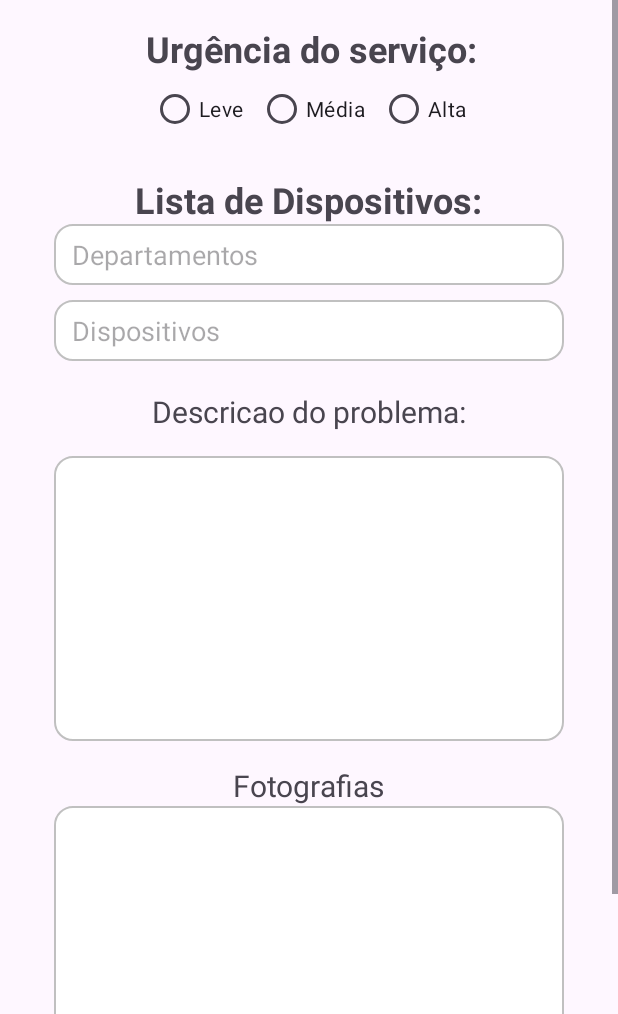
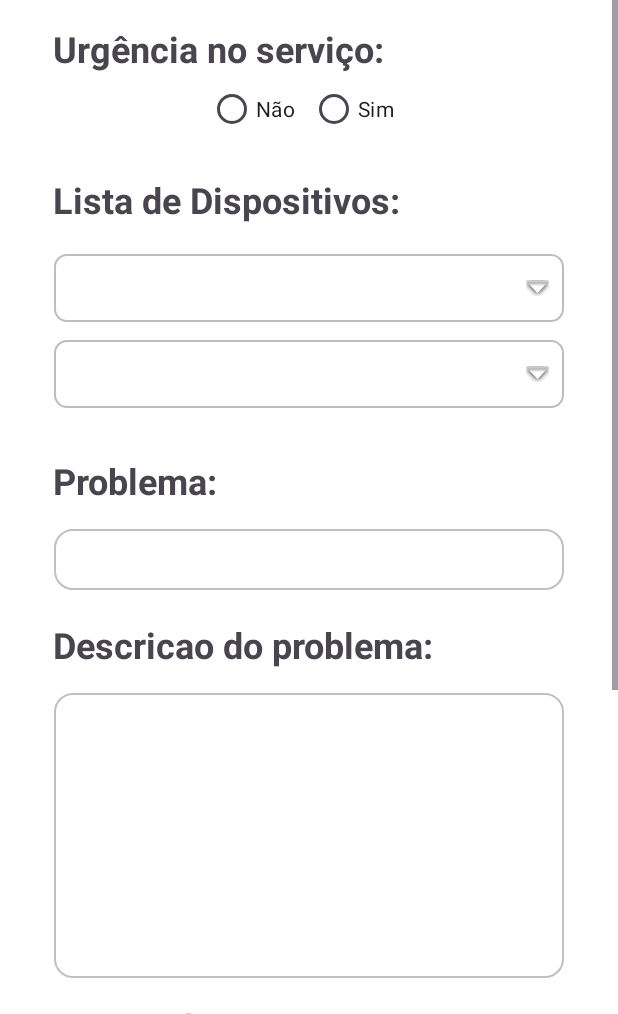
Before and after one commit to DiogoNovais2002/Manut_Smart, an Android app: the layout activity_new_issue_user.xml on its own in the app's theme, with its tools: preview values and no code run, on a phone screen of 412 x 824 dp, the part 222-1236 px from its top. Run offline under Robolectric (Android 15) with nearby library versions, the phone set to English and light mode, and no system bars.

Commit message:
Added New activity to create new report of issue

```diff
--- a/app/src/main/AndroidManifest.xml
+++ b/app/src/main/AndroidManifest.xml
@@ -44,6 +44,9 @@
             android:name=".user.Repair_history"
             android:exported="false" />
         <activity
+            android:name=".user.NewIssueUserActivity"
+            android:exported="false" />
+        <activity
             android:name=".technical.Finish_Repair_description"
             android:exported="false" />
         <activity
--- /dev/null
+++ b/app/src/main/res/drawable/ic_default_photo.xml
@@ -0,0 +1,27 @@
+<?xml version="1.0" encoding="utf-8"?>
+<vector xmlns:android="http://schemas.android.com/apk/res/android"
+    android:width="200dp"
+    android:height="155dp"
+    android:viewportWidth="340"
+    android:viewportHeight="155">
+
+    <path
+        android:fillColor="#FFCCCCCC"
+        android:pathData="M0,0h340v155h-340z" />
+
+    <!-- Montanha esquerda -->
+    <path
+        android:fillColor="#FFAAAAAA"
+        android:pathData="M20,135 L140,55 L260,135 Z" />
+
+    <!-- Montanha direita menor -->
+    <path
+        android:fillColor="#FFBBBBBB"
+        android:pathData="M180,135 L260,95 L320,135 Z" />
+
+    <!-- Sol -->
+    <path
+        android:fillColor="#FFFFFFFF"
+        android:pathData="M300,40a20,20 0 1,1 -0.1,0" />
+
+</vector>
--- a/app/src/main/res/layout/activity_menu_user.xml
+++ b/app/src/main/res/layout/activity_menu_user.xml
@@ -50,6 +50,7 @@
             android:textColor="@color/black"
             android:textSize="20sp" />
         <Button
+            android:id="@+id/btnNewIssue"
             android:layout_width="match_parent"
             android:layout_height="wrap_content"
             android:text="@string/ReportFault"
@@ -57,6 +58,7 @@
             style="@style/BlueButton"
             android:height="50dp" />
         <Button
+            android:id="@+id/btnOngoingIssues"
             style="@style/WhiteButton"
             android:layout_width="match_parent"
             android:layout_height="wrap_content"
@@ -65,6 +67,7 @@
             android:height="50dp" />
 
         <Button
+            android:id="@+id/btnFaultHistory"
             android:layout_width="match_parent"
             android:layout_height="wrap_content"
             android:text="@string/FaultHistory"
--- a/app/src/main/res/layout/activity_report_avaria_decricao_cli.xml
+++ b/app/src/main/res/layout/activity_new_issue_user.xml
@@ -1,12 +1,12 @@
 <?xml version="1.0" encoding="utf-8"?>
 <ScrollView xmlns:android="http://schemas.android.com/apk/res/android"
-    xmlns:app="http://schemas.android.com/apk/res-auto"
     xmlns:tools="http://schemas.android.com/tools"
     android:id="@+id/main_scroll"
     android:layout_width="match_parent"
     android:layout_height="match_parent"
     android:fillViewport="true"
-    tools:context=".user.Report_avaria_decricao_cli">
+    android:background="@color/white"
+    tools:context=".user.NewIssueUserActivity">
 
     <LinearLayout
         android:layout_width="match_parent"
@@ -20,58 +20,87 @@
             android:layout_width="200dp"
             android:layout_height="100dp"
             android:src="@drawable/logo"
-        android:contentDescription="@string/Logo" />
+            android:contentDescription="@string/Logo" />
 
 
         <TextView
             android:layout_width="wrap_content"
             android:layout_height="wrap_content"
-            android:layout_marginStart="2dp"
             android:layout_marginTop="16dp"
             android:text="@string/UrgencyOfService"
             android:textSize="24sp"
+            android:layout_marginStart="35dp"
+            android:layout_gravity="start"
             android:textStyle="bold" />
 
         <RadioGroup
+            android:id="@+id/urgency_group"
             android:layout_width="wrap_content"
             android:layout_height="wrap_content"
             android:orientation="horizontal">
-            <RadioButton android:id="@+id/urgency_low" android:layout_marginRight="10dp" android:layout_width="wrap_content" android:layout_height="wrap_content" android:text="@string/Light"/>
-            <RadioButton android:id="@+id/urgency_medium" android:layout_marginRight="10dp" android:layout_width="wrap_content" android:layout_height="wrap_content" android:text="@string/Average"/>
-            <RadioButton android:id="@+id/urgency_high" android:layout_width="wrap_content" android:layout_height="wrap_content" android:text="@string/High"/>
+            <RadioButton android:id="@+id/urgency_low" android:layout_marginRight="10dp" android:layout_width="wrap_content" android:layout_height="wrap_content" android:text="@string/No"/>
+            <RadioButton android:id="@+id/urgency_medium" android:layout_marginRight="10dp" android:layout_width="wrap_content" android:layout_height="wrap_content" android:text="@string/Yes"/>
         </RadioGroup>
 
         <TextView
             android:layout_width="wrap_content"
             android:layout_height="wrap_content"
             android:layout_marginTop="20dp"
+            android:layout_marginBottom="20dp"
             android:text="@string/DevicesList"
             android:textSize="24sp"
+            android:layout_marginStart="35dp"
+            android:layout_gravity="start"
+            android:textStyle="bold" />
+
+        <Spinner
+            android:id="@+id/spinnerDepartment"
+            android:layout_width="340dp"
+            android:layout_height="45dp"
+            android:layout_marginBottom="12dp"
+            android:background="@drawable/spinner_background"
+            android:padding="5dp"
+            android:spinnerMode="dropdown" />
+
+        <Spinner
+            android:id="@+id/spinnerDevice"
+            android:layout_width="340dp"
+            android:layout_height="45dp"
+            android:layout_marginBottom="12dp"
+            android:background="@drawable/spinner_background"
+            android:padding="5dp"
+            android:spinnerMode="dropdown" />
+
+        <TextView
+            android:layout_width="wrap_content"
+            android:layout_height="wrap_content"
+            android:layout_marginTop="20dp"
+            android:text="@string/Fault"
+            android:textSize="24sp"
+            android:layout_marginStart="35dp"
+            android:layout_gravity="start"
             android:textStyle="bold" />
 
         <EditText
-            android:background="@drawable/edit_text_background"
-            android:layout_width="340dp"
-            android:layout_marginBottom="10dp"
-            android:layout_height="wrap_content"
-            android:hint="@string/Departement"
-            android:inputType="text" />
-
-        <EditText
-            android:background="@drawable/edit_text_background"
+            android:id="@+id/editTextFault"
             android:layout_width="340dp"
             android:layout_height="wrap_content"
-            android:hint="@string/Devices"
-            android:inputType="text" />
+            android:layout_marginTop="16dp"
+            android:background="@drawable/edit_text_background"
+            android:gravity="top" />
 
         <TextView
             android:layout_width="wrap_content"
             android:layout_height="wrap_content"
             android:layout_marginTop="20dp"
             android:text="@string/ProblemDescription"
-            android:textSize="20sp" />
+            android:textSize="24sp"
+            android:layout_marginStart="35dp"
+            android:layout_gravity="start"
+            android:textStyle="bold" />
 
         <EditText
+            android:id="@+id/editTextDescription"
             android:layout_width="340dp"
             android:layout_height="190dp"
             android:layout_marginTop="16dp"
@@ -84,14 +113,19 @@
             android:layout_height="wrap_content"
             android:layout_marginTop="16dp"
             android:text="@string/Photo"
-            android:textSize="20sp" />
+            android:textSize="24sp"
+            android:layout_marginStart="35dp"
+            android:layout_gravity="start"
+            android:textStyle="bold" />
 
         <ImageView
-            android:background="@drawable/edit_text_background"
+            android:id="@+id/imageViewPhoto"
             android:layout_width="340dp"
             android:layout_height="155dp"
+            android:layout_marginTop="16dp"
+            android:background="@drawable/edit_text_background"
             android:contentDescription="@string/LoadPhoto"
-            android:scaleType="centerInside" />
+            android:src="@drawable/ic_default_photo" />
 
         <!-- Botões -->
         <LinearLayout
@@ -99,10 +133,11 @@
             android:layout_height="wrap_content"
             android:orientation="horizontal"
             android:layout_marginTop="24dp"
+            android:layout_marginBottom="25dp"
             android:gravity="center">
 
             <Button
-                android:id="@+id/cancel_button"
+                android:id="@+id/btnCancel"
                 android:layout_width="150dp"
                 android:layout_height="wrap_content"
                 android:layout_weight="1"
@@ -111,7 +146,7 @@
                 android:backgroundTint="#AAAAAA" />
 
             <Button
-                android:id="@+id/confirm_button"
+                android:id="@+id/btnConfirm"
                 android:layout_width="150dp"
                 android:layout_height="wrap_content"
                 android:layout_weight="1"
@@ -119,6 +154,5 @@
                 android:layout_marginStart="8dp"
                 android:backgroundTint="#007BFF" />
         </LinearLayout>
-
     </LinearLayout>
 </ScrollView>
--- a/app/src/main/res/layout/item_department_toggle.xml
+++ b/app/src/main/res/layout/item_department_toggle.xml
@@ -10,7 +10,7 @@
         android:layout_width="0dp"
         android:layout_weight="1"
         android:layout_height="wrap_content"
-        android:text="@string/Department"
+        android:text="@string/SingleDepartement"
         android:textSize="16sp" />
 
     <Button
--- a/app/src/main/res/values/strings.xml
+++ b/app/src/main/res/values/strings.xml
@@ -19,7 +19,7 @@
     <string name="TextRegister">Ja tem conta? Inicie sessao</string>
     <string name="Hi">Olá</string>
     <string name="Logout">Logout</string>
-    <string name="Mesage">Mensagem ...</string>
+    <string name="Mesage">Mensagem...</string>
     <string name="UserDisabled">Utilizador desativado. Entre em contacto com o administrador.</string>
     <string name="UserNotFound">Erro: Utilizador não encontrado</string>
 
@@ -38,18 +38,20 @@
 
     <!-- Fault Reporting -->
     <string name="ReportFault">Reportar Avaria</string>
+    <string name="Fault">Problema:</string>
     <string name="OngoingReports">Avarias em curso</string>
     <string name="FaultHistory">Histórico de Avarias</string>
     <string name="RepairList">Lista de Avarias</string>
     <string name="PendingRepairs">Reparações Pendentes</string>
     <string name="ChooseDevice">Escolha o tipo de dispositivo com problema:</string>
-    <string name="UrgencyOfService">Urgência do serviço:</string>
+    <string name="UrgencyOfService">Urgência no serviço:</string>
     <string name="DevicesList">Lista de Dispositivos:</string>
     <string name="Photo">Fotografias</string>
     <string name="ProblemDescription">Descricao do problema:</string>
     <string name="LoadPhoto">Carregar fotografia</string>
     <string name="Cancel">Cancelar</string>
     <string name="Confirm">Confirmar</string>
+    <string name="IssueRegistered">Avaria registada com sucesso</string>"
 
     <!-- Repair Flow -->
     <string name="StartRepair">Iniciar Reparação</string>
@@ -99,7 +101,7 @@
     <string name="DepartmentList">Lista de Departamentos</string>
     <string name="EnableDisableDepartment">Ativar / Desativar Departamento</string>
     <string name="DepartmentManager">Gestão de Departamentos</string>
-    <string name="Department">Departamento</string>
+    <string name="SingleDepartement">Departamento</string>
     <string name="SelectDepartment">Selecione Departamento</string>
 
     <!-- Location & Description -->
@@ -112,6 +114,9 @@
     <string name="Enabled">Ativado</string>
     <string name="Disabled">Desativado</string>
     <string name="Finish">Finalizar</string>
+    <string name="Yes">Sim</string>
+    <string name="No">Não</string>
+
 
     <!-- Error Messages -->
     <string name="ErrorLoadingData">Erro a carregar os dados</string>
```
Also changed, not shown: app/src/main/java/com/ipvc/manut_smart/user/MenuUserActivity.kt (+7 -7 lines), app/src/main/java/com/ipvc/manut_smart/user/NewIssueUserActivity.kt (added, +208 -0 lines), app/src/main/java/com/ipvc/manut_smart/user/Report_avaria_decricao_cli.kt (deleted, +0 -21 lines).
